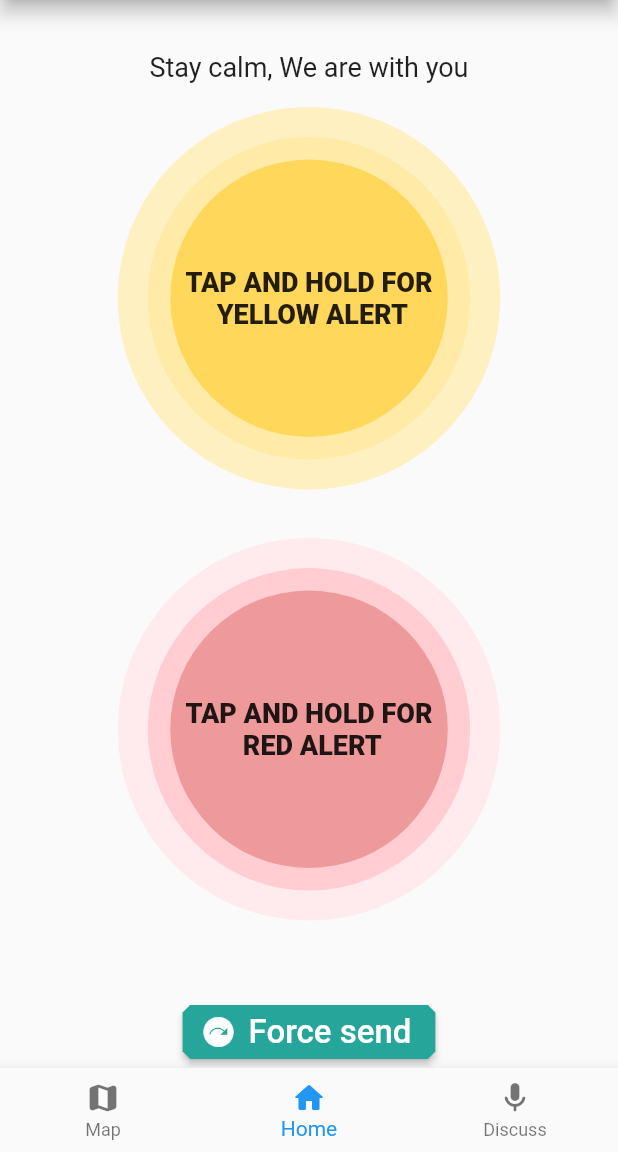
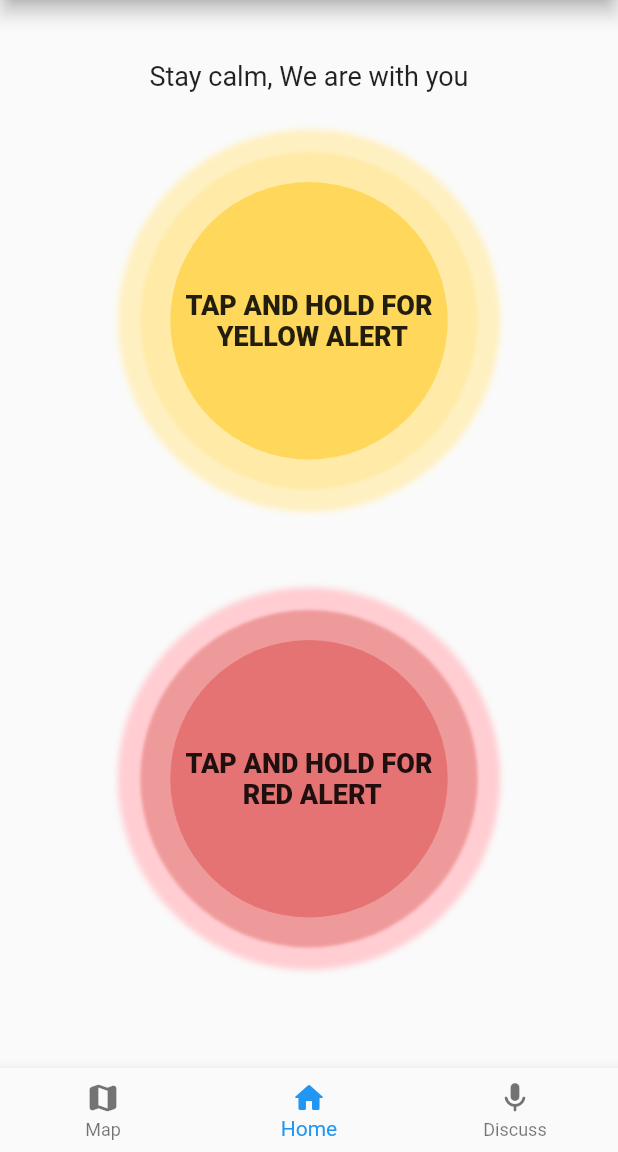
Before and after one commit to psk907/hacktable, a Flutter app: the screen it shows after launch, on a phone screen of 412 x 824 dp, the part 84-1236 px from its top. Run offline on Flutter 3.47's test engine with Material 2 defaults, Android fonts, the phone set to English and light mode, and no system bars; our stand-ins replace circular_countdown_timer, dio, flutter_svg, get_it, google_fonts, google_maps_flutter and 4 more; missing offline and left inert: sms_maintained; Roboto replaces fonts that are missing (Mukta).

```diff
--- a/lib/components/alertbutton.dart
+++ b/lib/components/alertbutton.dart
@@ -68,10 +68,13 @@ class _AnimatedbuttonState extends State<Animatedbutton>
         boxShadow: [
           BoxShadow(
             spreadRadius: 35,
+            blurRadius: 3,
             color: secshadowcolor,
           ),
           BoxShadow(
-            spreadRadius: 15,
+            spreadRadius: 20,
+            blurRadius: 1,
+
             color: shadowcolor,
             // color: Colors.amber[100].withOpacity(0.2),
           ),
--- a/lib/pages/sos/sos_landing.dart
+++ b/lib/pages/sos/sos_landing.dart
@@ -1,6 +1,7 @@
 import 'package:flutter/material.dart';
 import 'package:hacktable/components/alertbutton.dart';
 import 'package:hacktable/pages/sos/countdown.dart';
+import 'package:hacktable/pages/sos/redAlertsent.dart';
 import 'package:hacktable/pages/sos/yellowAlertsent.dart';
 import 'package:hacktable/themeconfig.dart';
 import 'package:circular_countdown_timer/circular_countdown_timer.dart';
@@ -36,16 +37,25 @@ class _SOSLandingPageState extends State<SOSLandingPage> {
   }
 
   afterAlertSent() {
-    // if (caseNo == 1)
     setState(() {
-      Navigator.push(
-        context,
-        MaterialPageRoute(builder: (context) => YellowAlertSent()),
-      );
+      if (caseNo == 1)
+        Navigator.push(
+          context,
+          MaterialPageRoute(builder: (context) => YellowAlertSent()),
+        );
+      if (caseNo == 2)
+        Navigator.push(
+          context,
+          MaterialPageRoute(builder: (context) => RedAlertSent()),
+        );
     });
   }
 
   @override
+  void dispose() {
+    super.dispose();
+  }
+
   Widget build(BuildContext context) {
     return Container(
       child: AnimatedSwitcher(
@@ -72,33 +82,10 @@ class _SOSLandingPageState extends State<SOSLandingPage> {
                     Animatedbutton(
                         onLongPress: () => onLongPress(2),
                         text: "TAP AND HOLD FOR \n RED ALERT",
-                        buttonColor: Colors.red[200],
-                        shadowColor: Colors.red[100],
-                        secondaryshadowColor: Colors.red[50]),
+                        buttonColor: Colors.red[300],
+                        shadowColor: Colors.red[200],
+                        secondaryshadowColor: Colors.red[100]),
                     Spacer(flex: 5),
-                    ElevatedButton.icon(
-                      label: Text(
-                        'Force send',
-                        style: TextStyle(fontSize: 22),
-                      ),
-                      style: ElevatedButton.styleFrom(
-                        primary: Colors.teal[400],
-                        onPrimary: Colors.white,
-                        shape: const BeveledRectangleBorder(
-                            borderRadius: BorderRadius.all(Radius.circular(5))),
-                      ),
-                      icon: Icon(Icons.next_plan),
-                      onPressed: () {
-                        print('Pressed');
-                        // CustomRoute(page: YellowAlertSent());
-
-                        Navigator.push(
-                          context,
-                          MaterialPageRoute(
-                              builder: (context) => YellowAlertSent()),
-                        );
-                      },
-                    )
                   ],
                 )
               : CountdownWidget(
```
Also changed, not shown: lib/pages/sos/countdown.dart (+4 -3 lines), lib/pages/sos/redAlertsent.dart (added, +55 -0 lines), lib/pages/sos/yellowAlertsent.dart (+8 -5 lines), assets/redalertsent.jpg (added).
